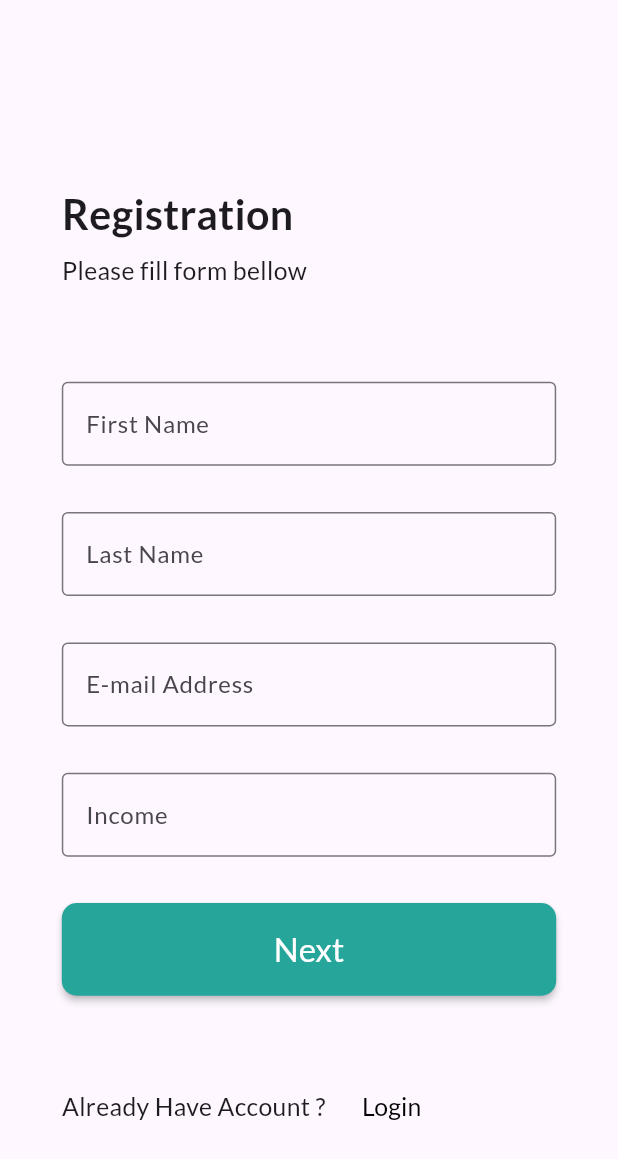
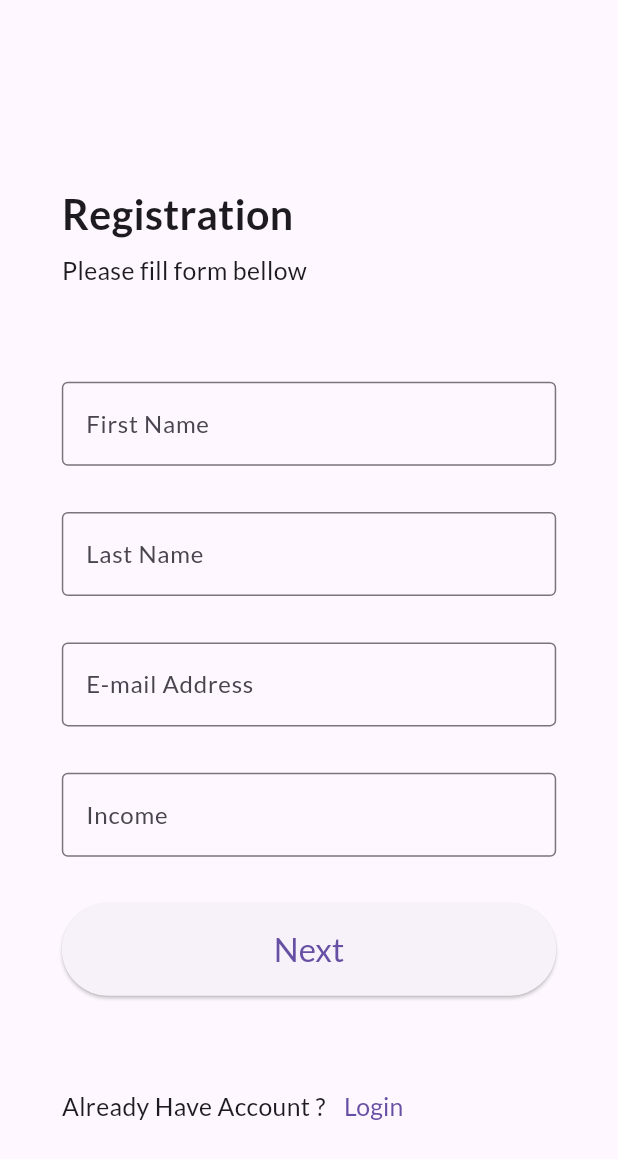
Before and after one commit to ardhanmz/MoneyPit-Flutter, a Flutter app: the SingInView screen opened by its route, after a tap on "Register", on a phone screen of 412 x 824 dp. Shown: the top 1159 px of the screen. Run offline on Flutter 3.47's test engine with Material 3 defaults, Android fonts, the phone set to English and light mode, and no system bars; our stand-ins replace flutter_hooks, flutter_screenutil, flutter_svg, google_fonts, sqflite; accounts and stored records are empty; network calls fail.

Commit message:
- update some library to certain version matching with flutter SDK - now flutter project can run on iOS simulator

```diff
--- a/lib/View/AddExpenseView.dart
+++ b/lib/View/AddExpenseView.dart
@@ -7,9 +7,7 @@ import 'package:moneypit_flutter/generated/l10n.dart';
 class AddExpenseView extends HookWidget {
   @override
   Widget build(BuildContext context) {
-    ScreenUtil.init(context,
-        designSize: Size(750, 1334), allowFontScaling: true);
-    // TODO: implement build
+    ScreenUtil.init(context, designSize: Size(750, 1334));
 
     return Scaffold(
       appBar: PreferredSize(
@@ -43,7 +41,7 @@ class AddExpenseView extends HookWidget {
                     top: 10,
                     left: 20,
                     child: Text(
-                      S.of(context).add_expense,
+                      S.of(context)!.add_expense,
                       style: GoogleFonts.lato(
                         color: Colors.white,
                         fontWeight: FontWeight.bold,
--- a/lib/View/SignInView.dart
+++ b/lib/View/SignInView.dart
@@ -12,8 +12,7 @@ class SignInViewState extends State<SingInView> {
   @override
   Widget build(BuildContext context) {
     // TODO: implement build
-    ScreenUtil.init(context,
-        designSize: Size(750, 1334), allowFontScaling: true);
+    ScreenUtil.init(context, designSize: Size(750, 1334));
     return Scaffold(
       appBar: PreferredSize(
         child: Container(
@@ -31,21 +30,17 @@ class SignInViewState extends State<SingInView> {
               Container(
                 height: ScreenUtil().setHeight(500),
                 width: MediaQuery.of(context).size.width,
-                child: ClipPath(
-                  clipper:
-                      CustomShape(), // this is my own class which extendsCustomClipper
                 child: Container(
                   height: ScreenUtil().setHeight(150),
-                    color: Theme.of(context).primaryColor,
+                  // color: Theme.of(context).primaryColor,
                   child: Center(
                     child: Text(
                       "MoneyPit",
                       style: GoogleFonts.pacifico(
                         textStyle: TextStyle(
-                            color: Colors.white,
+                          color: Colors.black,
                           letterSpacing: .5,
                           fontSize: ScreenUtil().setSp(120),
-                          ),
                         ),
                       ),
                     ),
@@ -65,7 +60,7 @@ class SignInViewState extends State<SingInView> {
                   obscureText: true,
                   decoration: InputDecoration(
                       border: OutlineInputBorder(),
-                      labelText: S.of(context).password,
+                      labelText: S.of(context)!.password,
                       labelStyle: GoogleFonts.lato()),
                 ),
               ),
@@ -75,12 +70,12 @@ class SignInViewState extends State<SingInView> {
               Container(
                 width: ScreenUtil().setWidth(600),
                 height: ScreenUtil().setHeight(100),
-                child: RaisedButton(
+                child: ElevatedButton(
                   onPressed: () {
                     Navigator.pushNamed(context, '/Home');
                   },
                   child: Text(
-                    S.of(context).login,
+                    S.of(context)!.login,
                     style: GoogleFonts.lato(fontSize: ScreenUtil().setSp(40)),
                   ),
                 ),
@@ -92,16 +87,15 @@ class SignInViewState extends State<SingInView> {
                   mainAxisAlignment: MainAxisAlignment.start,
                   children: [
                     Text(
-                      S.of(context).dontHaveAccount,
+                      S.of(context)!.dontHaveAccount,
                       style: GoogleFonts.lato(fontSize: ScreenUtil().setSp(30)),
                     ),
-                    FlatButton(
-                      padding: EdgeInsets.all(8.0),
+                    TextButton(
                       onPressed: () {
                         Navigator.pushNamed(context, '/SignUp');
                       },
                       child: Text(
-                        S.of(context).register,
+                        S.of(context)!.register,
                         style:
                             GoogleFonts.lato(fontSize: ScreenUtil().setSp(30)),
                       ),
@@ -144,7 +138,6 @@ class UsernameField extends HookWidget {
   @override
   Widget build(BuildContext context) {
     final myTextControllerUpdates = TextEditingController();
-    // TODO: implement build
     final controller = useTextEditingController(text: 'initial text');
     final update = useValueListenable(myTextControllerUpdates);
 
@@ -153,7 +146,7 @@ class UsernameField extends HookWidget {
       child: TextField(
         decoration: InputDecoration(
             border: OutlineInputBorder(),
-            labelText: S.of(context).username,
+            labelText: S.of(context)!.username,
             labelStyle: GoogleFonts.lato()),
       ),
     );
--- a/lib/View/SignUpView.dart
+++ b/lib/View/SignUpView.dart
@@ -7,8 +7,7 @@ import 'package:moneypit_flutter/generated/l10n.dart';
 class SignUpView extends HookWidget {
   @override
   Widget build(BuildContext context) {
-    ScreenUtil.init(context,
-        designSize: Size(750, 1334), allowFontScaling: true);
+    ScreenUtil.init(context, designSize: Size(750, 1334));
     return Scaffold(
       body: SafeArea(
         child: Container(
@@ -24,7 +23,7 @@ class SignUpView extends HookWidget {
                   mainAxisAlignment: MainAxisAlignment.center,
                   children: [
                     Text(
-                      S.of(context).registration,
+                      S.of(context)!.registration,
                       style: GoogleFonts.lato(
                           fontSize: ScreenUtil().setSp(50),
                           fontWeight: FontWeight.bold),
@@ -33,7 +32,7 @@ class SignUpView extends HookWidget {
                       height: ScreenUtil().setHeight(10),
                     ),
                     Text(
-                      S.of(context).subtitle_registration,
+                      S.of(context)!.subtitle_registration,
                       style: GoogleFonts.lato(
                         fontSize: ScreenUtil().setSp(30),
                       ),
@@ -49,7 +48,7 @@ class SignUpView extends HookWidget {
                 child: TextField(
                   decoration: InputDecoration(
                       border: OutlineInputBorder(),
-                      labelText: S.of(context).first_name,
+                      labelText: S.of(context)!.first_name,
                       labelStyle: GoogleFonts.lato()),
                 ),
               ),
@@ -61,7 +60,7 @@ class SignUpView extends HookWidget {
                 child: TextField(
                   decoration: InputDecoration(
                       border: OutlineInputBorder(),
-                      labelText: S.of(context).last_name,
+                      labelText: S.of(context)!.last_name,
                       labelStyle: GoogleFonts.lato()),
                 ),
               ),
@@ -73,7 +72,7 @@ class SignUpView extends HookWidget {
                 child: TextField(
                   decoration: InputDecoration(
                       border: OutlineInputBorder(),
-                      labelText: S.of(context).email_address,
+                      labelText: S.of(context)!.email_address,
                       labelStyle: GoogleFonts.lato()),
                 ),
               ),
@@ -85,7 +84,7 @@ class SignUpView extends HookWidget {
                 child: TextField(
                   decoration: InputDecoration(
                       border: OutlineInputBorder(),
-                      labelText: S.of(context).income,
+                      labelText: S.of(context)!.income,
                       labelStyle: GoogleFonts.lato()),
                 ),
               ),
@@ -95,12 +94,12 @@ class SignUpView extends HookWidget {
               Container(
                 width: ScreenUtil().setWidth(600),
                 height: ScreenUtil().setHeight(100),
-                child: RaisedButton(
+                child: ElevatedButton(
                   onPressed: () {
                     Navigator.pushNamed(context, '/ChangePassword');
                   },
                   child: Text(
-                    S.of(context).next,
+                    S.of(context)!.next,
                     style: GoogleFonts.lato(fontSize: ScreenUtil().setSp(40)),
                   ),
                 ),
@@ -112,16 +111,15 @@ class SignUpView extends HookWidget {
                   mainAxisAlignment: MainAxisAlignment.start,
                   children: [
                     Text(
-                      S.of(context).haveAccount,
+                      S.of(context)!.haveAccount,
                       style: GoogleFonts.lato(fontSize: ScreenUtil().setSp(30)),
                     ),
-                    FlatButton(
-                      padding: EdgeInsets.all(8.0),
+                    TextButton(
                       onPressed: () {
                         Navigator.pushNamed(context, '/SignIn');
                       },
                       child: Text(
-                        S.of(context).login,
+                        S.of(context)!.login,
                         style:
                             GoogleFonts.lato(fontSize: ScreenUtil().setSp(30)),
                       ),
--- a/lib/data/model/UserModel.dart
+++ b/lib/data/model/UserModel.dart
@@ -6,7 +6,11 @@ class UserModel {
   String income;
 
   UserModel(
-      {this.userId, this.username, this.password, this.email, this.income});
+      {required this.userId,
+      required this.username,
+      required this.password,
+      required this.email,
+      required this.income});
 
   factory UserModel.fromJson(Map<String, dynamic> json) {
     return UserModel(
--- a/lib/main.dart
+++ b/lib/main.dart
@@ -19,7 +19,6 @@ class MyApp extends StatelessWidget {
     const primaryColor = Color(0xff26a69a);
     const primaryLightColor = Color(0xff64d8cb);
     const primaryDarkColor = Color(0xff00766c);
-    const primaryTextColor = Color(0xff000000);
     return MaterialApp(
       localizationsDelegates: [
         S.delegate,
@@ -49,7 +48,7 @@ class MyApp extends StatelessWidget {
               borderRadius: BorderRadius.circular(10.0),
             ),
             buttonColor: primaryColor),
-        accentColor: Colors.yellow,
+        hintColor: Colors.yellow,
         // This makes the visual density adapt to the platform that you run
         // the app on. For desktop platforms, the controls will be smaller and
         // closer together (more dense) than on mobile platforms.
```
Also changed, not shown: lib/View/ChangePasswordView.dart (+10 -13 lines), lib/View/HomeView.dart (+4 -5 lines), lib/View/LandingView.dart (+3 -4 lines), pubspec.yaml (+7 -8 lines), lib/generated/intl/messages_all.dart, lib/generated/l10n.dart, pubspec.lock, 10 other files. Lines whose indentation alone changed are shown as unchanged.
